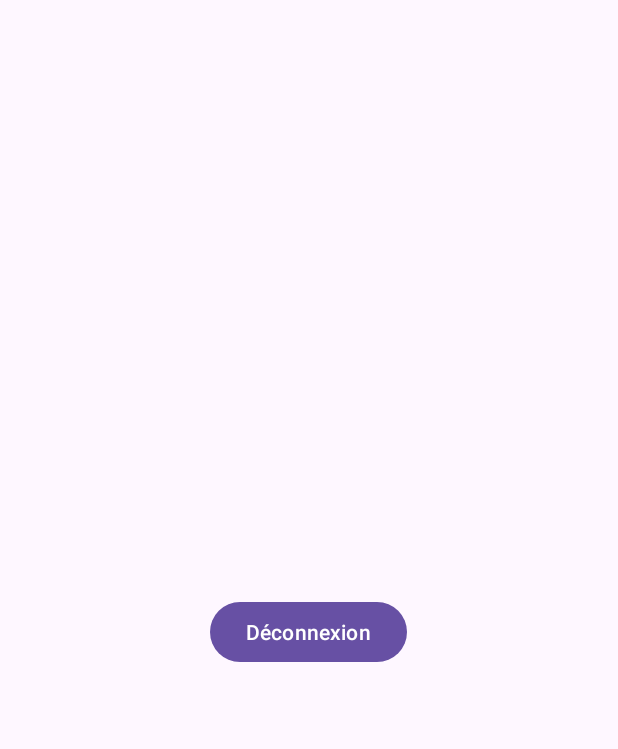
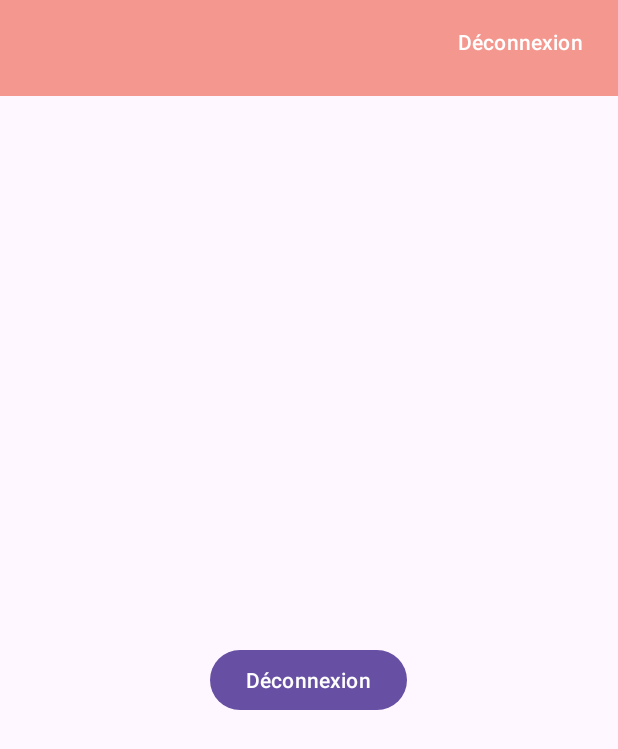
Before and after one commit to AntoniaHounsa/Livraison-Android-, an Android app: the AfterLogin screen opened directly, with no data from a screen before it, on a phone screen of 412 x 824 dp. Shown: the top 749 px of the screen. Run offline under Robolectric (Android 15) with nearby library versions, the phone set to English and light mode, and no system bars; our stand-ins replace Firebase (no records; nobody signed in at launch, a user with empty details on screens opened directly).

Commit message:
feat: :sparkles: add nav bar component to the project

```diff
--- /dev/null
+++ b/app/src/main/java/com/example/easydelivery/Fragment_navbar.java
@@ -0,0 +1,61 @@
+package com.example.easydelivery;
+
+import android.content.Intent;
+import android.os.Bundle;
+import android.view.LayoutInflater;
+import android.view.View;
+import android.view.ViewGroup;
+import android.widget.Button;
+import android.widget.TextView;
+
+import androidx.annotation.NonNull;
+import androidx.annotation.Nullable;
+import androidx.fragment.app.Fragment;
+
+
+import com.google.firebase.auth.FirebaseAuth;
+import com.google.firebase.auth.FirebaseUser;
+
+public class Fragment_navbar extends Fragment {
+    FirebaseUser user;
+    TextView textView;
+    FirebaseAuth auth;
+
+
+    @Nullable
+    @Override
+    public View onCreateView(@NonNull LayoutInflater inflater, @Nullable ViewGroup container, @Nullable Bundle savedInstanceState) {
+        // Je fais ça pour relier le fichier java à la vue xml
+        View view = inflater.inflate(R.layout.fragment_navbar, container, false);
+
+        Button logoutButton = view.findViewById(R.id.logoutButton);
+        logoutButton.setOnClickListener(new View.OnClickListener() {
+            @Override
+            public void onClick(View v) {
+                logoutUser();
+            }
+        });
+
+        textView = view.findViewById(R.id.user_details);
+        // Initialisation de FirebaseAuth
+        auth = FirebaseAuth.getInstance();
+        user = auth.getCurrentUser();
+
+        if (user == null){
+            Intent myIntent = new Intent (getActivity(), LoginActivity.class);
+            startActivity(myIntent);
+
+        }
+        else{
+            textView.setText(user.getEmail());
+        }
+
+        return view;
+    }
+
+    private void logoutUser() {
+        FirebaseAuth.getInstance().signOut();
+        Intent intent = new Intent(getActivity(), LoginActivity.class);
+        startActivity(intent);
+    }
+}
--- a/app/src/main/res/layout/activity_after_login.xml
+++ b/app/src/main/res/layout/activity_after_login.xml
@@ -1,4 +1,17 @@
 <?xml version="1.0" encoding="utf-8"?>
+<LinearLayout xmlns:android="http://schemas.android.com/apk/res/android"
+xmlns:app="http://schemas.android.com/apk/res-auto"
+xmlns:tools="http://schemas.android.com/tools"
+android:layout_width="match_parent"
+android:orientation="vertical"
+android:layout_height="match_parent"
+tools:context=".AfterLogin">
+
+<androidx.fragment.app.FragmentContainerView
+    android:id="@+id/navbar_fragment_container"
+    android:name="com.example.easydelivery.Fragment_navbar"
+    android:layout_width="match_parent"
+    android:layout_height="wrap_content"/>
     <LinearLayout xmlns:android="http://schemas.android.com/apk/res/android"
         xmlns:app="http://schemas.android.com/apk/res-auto"
         xmlns:tools="http://schemas.android.com/tools"
@@ -7,6 +20,7 @@
         android:gravity="center"
         android:layout_height="match_parent"
         tools:context=".AfterLogin">
+
 
     <TextView
     android:id="@+id/user_details"
@@ -20,3 +34,4 @@
     android:layout_height="wrap_content"
     android:text="@string/d_connexion"/>
 </LinearLayout>
+</LinearLayout>
--- /dev/null
+++ b/app/src/main/res/layout/fragment_navbar.xml
@@ -0,0 +1,31 @@
+<?xml version="1.0" encoding="utf-8"?>
+<!-- res/layout/fragment_navbar.xml -->
+<LinearLayout xmlns:android="http://schemas.android.com/apk/res/android"
+    android:layout_width="match_parent"
+    android:layout_height="wrap_content"
+    android:orientation="horizontal"
+    android:padding="8dp"
+    android:background="#F4978E"
+    android:gravity="center_vertical">
+
+    <TextView
+        android:id="@+id/user_details"
+        android:layout_width="0dp"
+        android:layout_weight="1"
+        android:layout_height="wrap_content"
+        android:text="Email utilisateur"
+        android:gravity="start"
+        android:paddingStart="16dp"
+        android:textAppearance="@style/TextAppearance.AppCompat.Body1"/>
+
+    <Button
+        android:id="@+id/logoutButton"
+        android:layout_width="wrap_content"
+        android:layout_height="wrap_content"
+        android:text="Déconnexion"
+        android:gravity="end"
+        android:paddingEnd="16dp"
+        android:background="?attr/selectableItemBackground"
+        android:clickable="true"
+        android:focusable="true"/>
+</LinearLayout>
```
Lines whose indentation alone changed are shown as unchanged.
